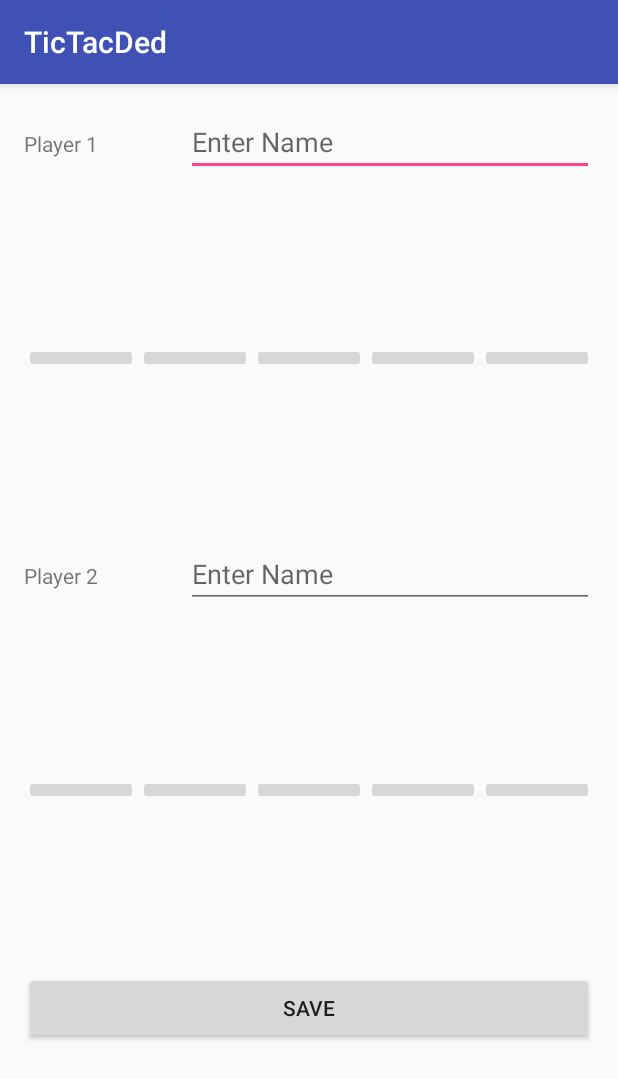
After one commit to cryptonym0/tic-tac-toe, an Android app: the EnterNames screen opened directly, with no data from a screen before it, on a phone screen of 412 x 824 dp. The commit adds this screen. Shown: the top 1079 px of the screen. Run offline under Robolectric (Android 15) with nearby library versions, the phone set to English and light mode, and no system bars.

Commit message:
Started Save name activity, switching gears to the main menu first

```diff
--- a/app/src/main/AndroidManifest.xml
+++ b/app/src/main/AndroidManifest.xml
@@ -18,7 +18,8 @@
                 <category android:name="android.intent.category.LAUNCHER" />
             </intent-filter>
         </activity>
-        <activity android:name=".PlayGame"></activity>
+        <activity android:name=".PlayGame" />
+        <activity android:name=".EnterNames"></activity>
     </application>
 
 </manifest>
--- /dev/null
+++ b/app/src/main/java/com/example/t00055219/tictacded/EnterNames.java
@@ -0,0 +1,38 @@
+package com.example.t00055219.tictacded;
+
+import android.content.SharedPreferences;
+import android.support.v7.app.AppCompatActivity;
+import android.os.Bundle;
+import android.view.View;
+import android.widget.EditText;
+import android.widget.ImageButton;
+
+public class EnterNames extends AppCompatActivity {
+
+    //Create Variabls
+    EditText p1Input, p2Input;
+    ImageButton ap1, bp1, cp1, dp1, ep1, ap2, bp2, cp2, dp2, ep2;
+    String p1Output="", p2Output="", p1Saved="", p2Saved="";
+
+    //Shared Preferences
+    SharedPreferences values;
+    SharedPreferences.Editor editor;
+
+    @Override
+    protected void onCreate(Bundle savedInstanceState) {
+        super.onCreate(savedInstanceState);
+        setContentView(R.layout.activity_enter_names);
+
+        p1Input = (EditText)findViewById(R.id.p1EnterName);
+        p2Input = (EditText)findViewById(R.id.p2EnterName);
+        findViewById(R.id.saveNameBtn).setOnClickListener(saveNames);
+
+    }
+
+    private View.OnClickListener saveNames = new View.OnClickListener(){
+        @Override
+        public void onClick(View v){
+
+        }
+    };
+}
--- a/app/src/main/java/com/example/t00055219/tictacded/PlayGame.java
+++ b/app/src/main/java/com/example/t00055219/tictacded/PlayGame.java
@@ -82,6 +82,7 @@ public class PlayGame extends AppCompatActivity {
     protected void onCreate(Bundle savedInstanceState) {
         super.onCreate(savedInstanceState);
         setContentView(R.layout.activity_play_game);
+
         g = Toast.makeText(getApplicationContext(), "You Can't Go There!", Toast.LENGTH_SHORT);
         h = Toast.makeText(getApplicationContext(), "Press Rest To Start A New Game", Toast.LENGTH_SHORT);
 
@@ -92,6 +93,8 @@ public class PlayGame extends AppCompatActivity {
         pWin = (TextView)findViewById(winView);
         setOnClickListeners();
 
+
+        reset();
 
     }
 
--- /dev/null
+++ b/app/src/main/res/layout/activity_enter_names.xml
@@ -0,0 +1,146 @@
+<?xml version="1.0" encoding="utf-8"?>
+<LinearLayout xmlns:android="http://schemas.android.com/apk/res/android"
+    xmlns:app="http://schemas.android.com/apk/res-auto"
+    xmlns:tools="http://schemas.android.com/tools"
+    android:id="@+id/activity_enter_names"
+    android:layout_width="match_parent"
+    android:layout_height="match_parent"
+    android:paddingBottom="@dimen/activity_vertical_margin"
+    android:paddingLeft="@dimen/activity_horizontal_margin"
+    android:paddingRight="@dimen/activity_horizontal_margin"
+    android:paddingTop="@dimen/activity_vertical_margin"
+    tools:context="com.example.t00055219.tictacded.EnterNames"
+    android:orientation="vertical"
+    android:weightSum="5">
+
+
+    <LinearLayout
+        android:orientation="horizontal"
+        android:layout_width="match_parent"
+        android:layout_height="wrap_content"
+        android:layout_weight="1">
+
+        <TextView
+            android:text="@string/p1"
+            android:layout_width="wrap_content"
+            android:layout_height="wrap_content"
+            android:id="@+id/textView"
+            android:layout_weight="1" />
+
+        <EditText
+            android:layout_width="wrap_content"
+            android:layout_height="wrap_content"
+            android:inputType="textPersonName"
+            android:ems="10"
+            android:id="@+id/p1EnterName"
+            android:layout_weight="1"
+            android:hint="@string/pNameInput" />
+    </LinearLayout>
+
+    <LinearLayout
+        android:orientation="horizontal"
+        android:layout_width="match_parent"
+        android:layout_height="wrap_content"
+        android:layout_weight="1"
+        android:weightSum="5">
+
+        <ImageButton
+            android:layout_width="wrap_content"
+            android:layout_height="wrap_content"
+            android:id="@+id/ap1"
+            android:layout_weight="1" />
+        <ImageButton
+            android:layout_width="wrap_content"
+            android:layout_height="wrap_content"
+            android:id="@+id/bp1"
+            android:layout_weight="1" />
+        <ImageButton
+            android:layout_width="wrap_content"
+            android:layout_height="wrap_content"
+            android:id="@+id/cp1"
+            android:layout_weight="1" />
+        <ImageButton
+            android:layout_width="wrap_content"
+            android:layout_height="wrap_content"
+            android:id="@+id/dp1"
+            android:layout_weight="1" />
+        <ImageButton
+            android:layout_width="wrap_content"
+            android:layout_height="wrap_content"
+            android:id="@+id/ep1"
+            android:layout_weight="1" />
+    </LinearLayout>
+
+    <LinearLayout
+        android:orientation="horizontal"
+        android:layout_width="match_parent"
+        android:layout_height="wrap_content"
+        android:layout_weight="1">
+
+        <TextView
+            android:text="@string/p2"
+            android:layout_width="wrap_content"
+            android:layout_height="wrap_content"
+            android:id="@+id/textView2"
+            android:layout_weight="1" />
+
+        <EditText
+            android:layout_width="wrap_content"
+            android:layout_height="wrap_content"
+            android:inputType="textPersonName"
+            android:ems="10"
+            android:id="@+id/p2EnterName"
+            android:layout_weight="1"
+            android:hint="@string/pNameInput" />
+    </LinearLayout>
+
+    <LinearLayout
+        android:orientation="horizontal"
+        android:layout_width="match_parent"
+        android:layout_height="wrap_content"
+        android:layout_weight="1"
+        android:weightSum="5">
+
+        <ImageButton
+            android:layout_width="wrap_content"
+            android:layout_height="wrap_content"
+            android:id="@+id/ap2"
+            android:layout_weight="1" />
+        <ImageButton
+            android:layout_width="wrap_content"
+            android:layout_height="wrap_content"
+            android:id="@+id/bp2"
+            android:layout_weight="1" />
+        <ImageButton
+            android:layout_width="wrap_content"
+            android:layout_height="wrap_content"
+            android:id="@+id/cp2"
+            android:layout_weight="1" />
+        <ImageButton
+            android:layout_width="wrap_content"
+            android:layout_height="wrap_content"
+            android:id="@+id/dp2"
+            android:layout_weight="1" />
+        <ImageButton
+            android:layout_width="wrap_content"
+            android:layout_height="wrap_content"
+            android:id="@+id/ep2"
+            android:layout_weight="1" />
+    </LinearLayout>
+
+    <LinearLayout
+        android:orientation="horizontal"
+        android:layout_width="match_parent"
+        android:layout_height="wrap_content"
+        android:layout_weight="1">
+
+        <Button
+            android:text="@string/saveButton"
+            android:layout_width="wrap_content"
+            android:layout_height="wrap_content"
+            android:id="@+id/saveNameBtn"
+            android:layout_weight="1" />
+    </LinearLayout>
+
+
+</LinearLayout>
--- a/app/src/main/res/layout/activity_play_game.xml
+++ b/app/src/main/res/layout/activity_play_game.xml
@@ -32,7 +32,7 @@
             <TextView
                 android:layout_width="match_parent"
                 android:layout_height="wrap_content"
-                android:text=""
+                android:text="@string/winStatus"
                 android:id="@+id/winView"
                 android:textSize="30sp"
                 android:textColor="@android:color/white" />
@@ -49,7 +49,7 @@
             android:weightSum="2">
 
             <Button
-                android:text="Score"
+                android:text="@string/scoresButton"
                 android:layout_width="match_parent"
                 android:layout_height="match_parent"
                 android:id="@id/scoresButton"
@@ -214,7 +214,7 @@
     <TextView
         android:layout_width="match_parent"
         android:layout_height="wrap_content"
-        android:text="Oh Baby Whos Turn Is It"
+        android:text="@string/currentPlayer"
         android:id="@+id/currentPlayer"
         android:layout_gravity="center_horizontal"
         android:gravity="center"
--- a/app/src/main/res/values/strings.xml
+++ b/app/src/main/res/values/strings.xml
@@ -9,4 +9,17 @@
 
     <!--Reset Button-->
     <string name="resetButton">Reset</string>
+    <string name="title_activity_enter_names">EnterNames</string>
+
+    <!--Game Strings-->
+    <string name="currentPlayer">Current Player</string>
+    <string name="winStatus"></string>
+
+    <!--Set Names-->
+    <string name="p1">Player 1</string>
+    <string name="p2">Player 2</string>
+    <string name="pNameInput">Enter Name</string>
+    <string name="saveButton">Save</string>
+
+    <!--See Scores-->
 </resources>
```
